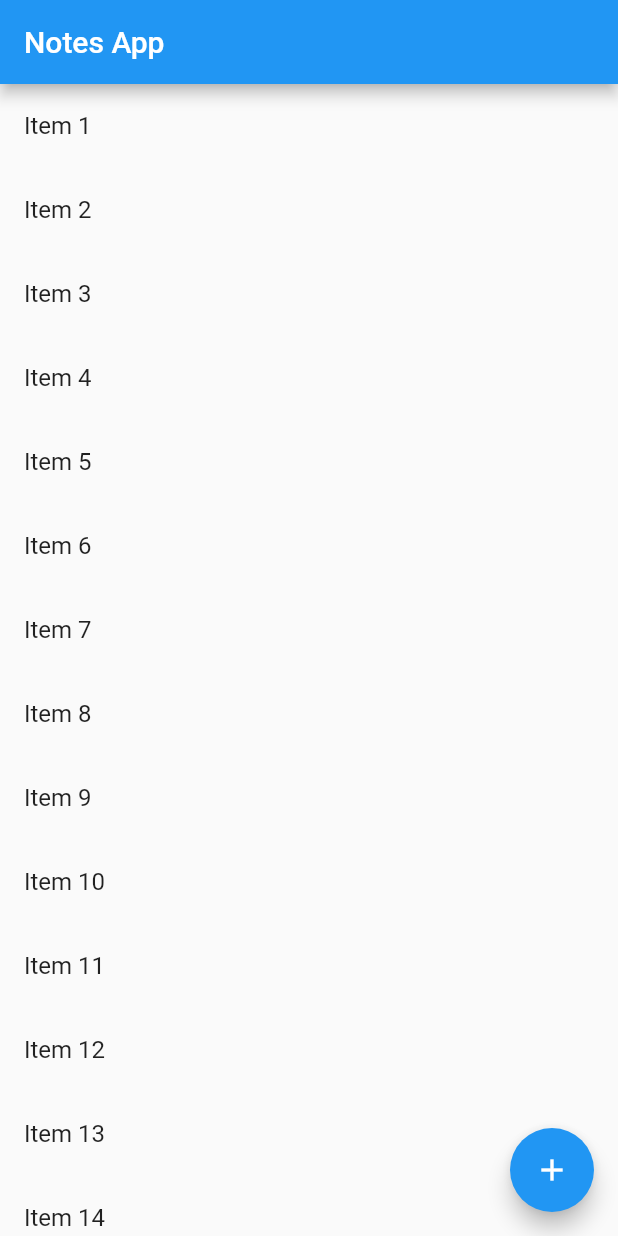
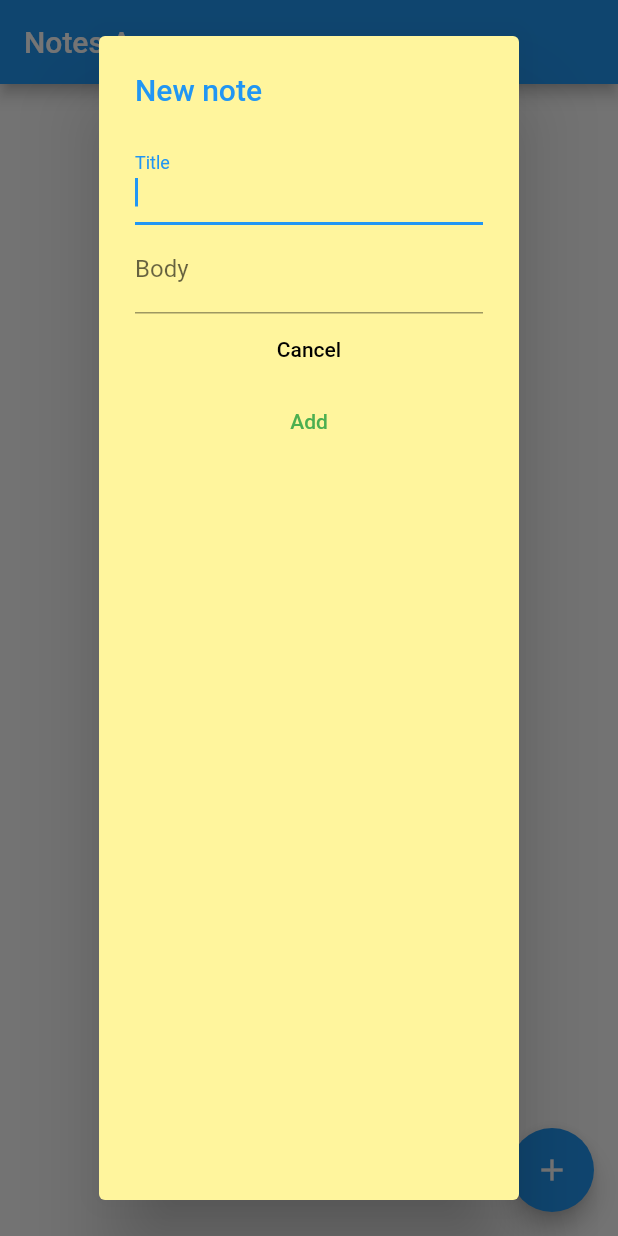
Before and after one commit to JohnDBR/Notes_app, a Flutter app: the screen it shows after launch, after a tap on the "add" icon, on a phone screen of 412 x 824 dp. Run offline on Flutter 3.47's test engine with Material 2 defaults, Android fonts, the phone set to English and light mode, and no system bars.

Commit message:
Note modal is working properly, the view needs to be inflated properly tho

```diff
--- a/lib/pages/home_page.dart
+++ b/lib/pages/home_page.dart
@@ -1,4 +1,5 @@
 import 'package:notes_app/model/note.dart';
+import 'package:notes_app/widgets/new_note_dialog.dart';
 import 'package:flutter/material.dart';
 
 class HomePage extends StatefulWidget {
@@ -7,8 +8,7 @@ class HomePage extends StatefulWidget {
 }
 
 class _HomePageState extends State<HomePage> {
-  //List<Note> notes = new List<Note>();
-  List<String> notes = List<String>.generate(20, (i) => "Item ${i + 1}");
+  List<Note> notes = new List<Note>();
 
   @override
   Widget build(BuildContext context) {
@@ -18,7 +18,7 @@ class _HomePageState extends State<HomePage> {
       ),
       body: _list(),
       floatingActionButton: new FloatingActionButton(
-        onPressed: _addNote, tooltip: 'Add task', child: new Icon(Icons.add)
+        onPressed: () =>_addNote(), tooltip: 'Add task', child: new Icon(Icons.add)
       ),
     );
   }
@@ -33,7 +33,7 @@ class _HomePageState extends State<HomePage> {
     );
   }
 
-  Widget _item(String element, int position){
+  Widget _item(Note element, int position){
     return Dismissible(
       background: _backgroundSlide(),
       key: UniqueKey(),
@@ -45,7 +45,7 @@ class _HomePageState extends State<HomePage> {
               builder: (BuildContext context) {
                 return AlertDialog(
                   content: Text(
-                      "Are you sure you want to delete ${notes[position]}?"),
+                      "Are you sure you want to delete ${notes[position].title}?"),
                   actions: <Widget>[
                     FlatButton(
                       child: Text(
@@ -58,7 +58,7 @@ class _HomePageState extends State<HomePage> {
                     ),
                     FlatButton(
                       child: Text(
-                        "Delete",
+                        "Add",
                         style: TextStyle(color: Colors.red),
                       ),
                       onPressed: () {
@@ -115,9 +115,18 @@ class _HomePageState extends State<HomePage> {
     );
   }
 
-  void _addNote(){
-    setState(() {
-      //notes.add(new Note(title: "itemT", body: "itemB", completed: 0 ));
-    });
+  void _addNote() async {
+    final note = await showDialog<Note>(
+      context: context,
+      builder: (BuildContext context) {
+        return NewNoteDialog();
+      },
+    );
+
+    if (note != null) {
+      setState(() {
+        notes.add(note);
+      });
+    }
   }
 }
--- /dev/null
+++ b/lib/widgets/new_note_dialog.dart
@@ -0,0 +1,72 @@
+import 'package:flutter/material.dart';
+import 'package:notes_app/model/note.dart';
+
+class NewNoteDialog extends StatefulWidget {
+  NewNoteDialog({Key key, this.title}) : super(key: key);
+
+  final String title;
+
+  @override
+   _NewNoteDialogState createState() => _NewNoteDialogState();
+}
+class _NewNoteDialogState extends State<NewNoteDialog> {
+
+  final controllerTitle = new TextEditingController();
+  final controllerBody = new TextEditingController();
+
+  @override
+  Widget build(BuildContext context) {
+    return AlertDialog(
+      backgroundColor: Colors.yellow[200],
+      title: Text(
+       'New note',
+       style: TextStyle(color: Theme.of(context).primaryColor, fontSize: 20.0),
+      ),
+      content: Column(children: <Widget>[
+       TextField(
+         controller: controllerTitle,
+         autofocus: true,
+         decoration: new InputDecoration(
+             labelText: 'Title'),
+         onChanged: (value) {
+           // teamName = value;
+         },
+       ),
+       TextField(
+         controller: controllerBody,
+         decoration: new InputDecoration(
+             labelText: 'Body'),
+         onChanged: (value) {
+           // teamName = value;
+         },
+       ),
+       FlatButton(
+         child: Text(
+           "Cancel",
+           style: TextStyle(color: Colors.black),
+         ),
+         onPressed: () {
+           Navigator.of(context).pop();
+         },
+       ),
+       FlatButton(
+         child: Text(
+           "Add",
+           style: TextStyle(color: Colors.green),
+         ),
+         onPressed: () {
+            final todo = new Note(
+              title: controllerTitle.value.text,
+              body: controllerBody.value.text,
+              completed: 0
+            );
+            controllerTitle.clear();
+            controllerBody.clear();
+
+            Navigator.of(context).pop(todo);
+         },
+       )]
+      )
+    );
+  }
+}
```
